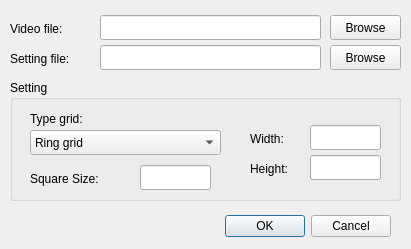
Qt form setting.ui (Suryavf/CameraCalibration) before a commit.
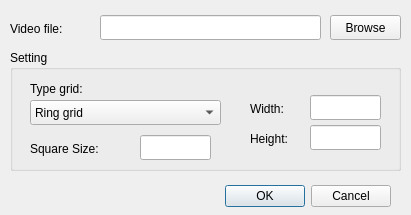
The same form after that commit.

Commit message: Update setting configuration

The edit to the form file:
```diff
--- a/setting.ui
+++ b/setting.ui
@@ -7,7 +7,7 @@
     <x>0</x>
     <y>0</y>
     <width>411</width>
-    <height>249</height>
+    <height>215</height>
    </rect>
   </property>
   <property name="windowTitle">
@@ -17,7 +17,7 @@
    <property name="geometry">
     <rect>
      <x>220</x>
-     <y>210</y>
+     <y>180</y>
      <width>171</width>
      <height>32</height>
     </rect>
@@ -65,47 +65,11 @@
     <string>Browse</string>
    </property>
   </widget>
-  <widget class="QLabel" name="label_2">
-   <property name="geometry">
-    <rect>
-     <x>10</x>
-     <y>50</y>
-     <width>81</width>
-     <height>17</height>
-    </rect>
-   </property>
-   <property name="text">
-    <string>Setting file:</string>
-   </property>
-  </widget>
-  <widget class="QLineEdit" name="txtSettingFile">
-   <property name="geometry">
-    <rect>
-     <x>100</x>
-     <y>45</y>
-     <width>221</width>
-     <height>25</height>
-    </rect>
-   </property>
-  </widget>
-  <widget class="QPushButton" name="pushButtonSettingBrowse">
-   <property name="geometry">
-    <rect>
-     <x>330</x>
-     <y>45</y>
-     <width>71</width>
-     <height>25</height>
-    </rect>
-   </property>
-   <property name="text">
-    <string>Browse</string>
-   </property>
-  </widget>
   <widget class="QGroupBox" name="groupBox">
    <property name="geometry">
     <rect>
      <x>10</x>
-     <y>80</y>
+     <y>50</y>
      <width>391</width>
      <height>121</height>
     </rect>
```
The commit also changes 6 other files.
